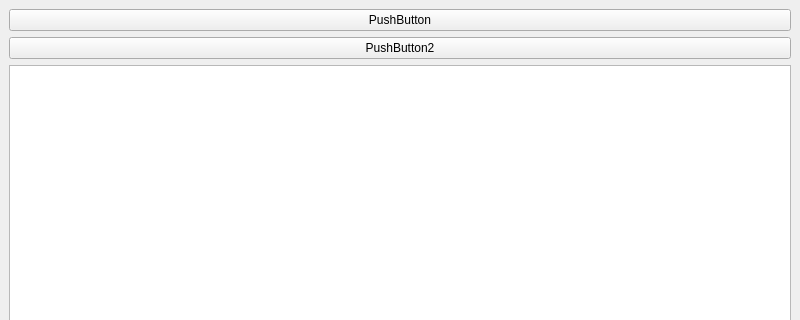
Old version of the form FileDisplyWidget/mainwindow.ui in the repository Aisdar/APlorer; both pictures show x 0 to 800 and y 0 to 320 of the 800 by 600 pixel window.
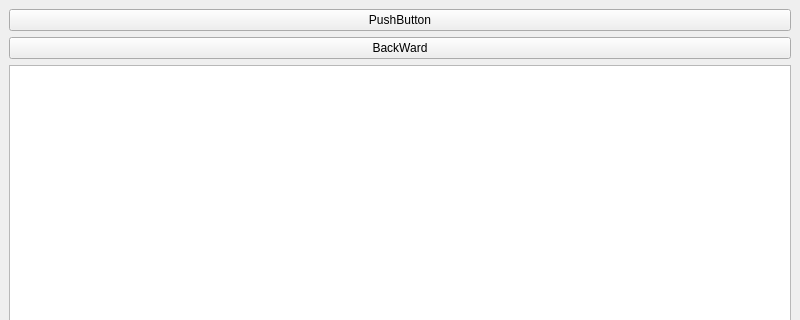
New version of the form.

Patch:
```diff
--- a/FileDisplyWidget/mainwindow.ui
+++ b/FileDisplyWidget/mainwindow.ui
@@ -25,7 +25,7 @@
     <item>
      <widget class="QPushButton" name="pushButton_2">
       <property name="text">
-       <string>PushButton2</string>
+       <string>BackWard</string>
       </property>
      </widget>
     </item>
```
